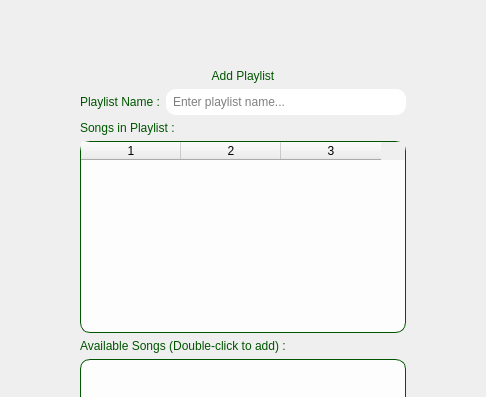
aminfooladi/QSpotify, file addplaylistwindow.ui: the form before one commit; both pictures show x 254 to 740 and y 0 to 397 of the 1000 by 700 pixel window.
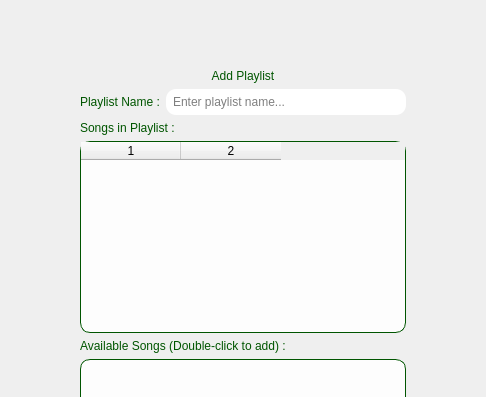
The form after the commit. Icons and pictures are not drawn.

The edit to the form file:
```diff
--- a/addplaylistwindow.ui
+++ b/addplaylistwindow.ui
@@ -113,7 +113,7 @@
        </string>
         </property>
         <property name="columnCount">
-         <number>3</number>
+         <number>2</number>
         </property>
         <property name="horizontalHeaderLabels" stdset="0">
          <stringlist>
@@ -124,7 +124,6 @@
         </property>
         <column/>
         <column/>
-        <column/>
        </widget>
       </item>
       <item>
```
Left out of the diff: 5 changed lines with no effect on the pictures.
